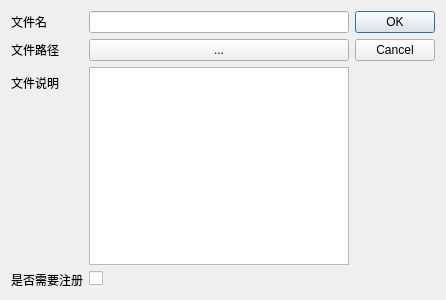
Old version of the form PageUI/addItemDialog.ui in the repository lxambulance/CoLoRagent.
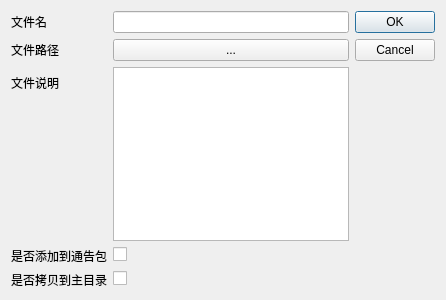
New version of the form.

```diff
--- a/PageUI/addItemDialog.ui
+++ b/PageUI/addItemDialog.ui
@@ -62,7 +62,7 @@
      <item row="3" column="0">
       <widget class="QLabel" name="label_4">
        <property name="text">
-        <string>是否需要注册</string>
+        <string>是否添加到通告包</string>
        </property>
        <property name="buddy">
         <cstring>needRegister</cstring>
@@ -76,6 +76,20 @@
        </property>
       </widget>
      </item>
+     <item row="4" column="0">
+      <widget class="QLabel" name="label_5">
+       <property name="text">
+        <string>是否拷贝到主目录</string>
+       </property>
+      </widget>
+     </item>
+     <item row="4" column="1">
+      <widget class="QCheckBox" name="needCopy">
+       <property name="text">
+        <string/>
+       </property>
+      </widget>
+     </item>
     </layout>
    </item>
    <item>
```
